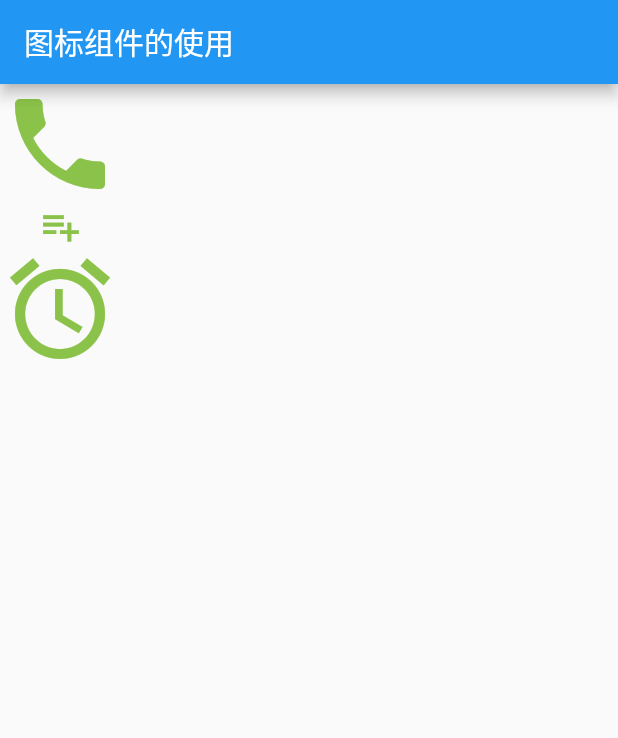
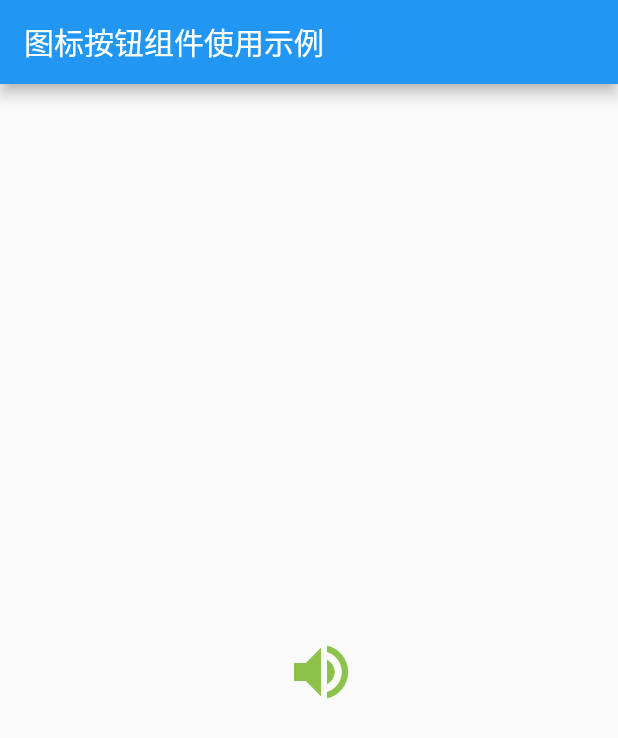
Before and after one commit to zhangjianliu/flutter_demo, a Flutter app: the screen it shows after launch, on a phone screen of 412 x 824 dp. Shown: the top 738 px of the screen. Run offline on Flutter 3.47's test engine with Material 2 defaults, Android fonts, the phone set to English and light mode, and no system bars.

Commit message:
按下按钮组件操作

```diff
--- a/flutter_day01/lib/main.dart
+++ b/flutter_day01/lib/main.dart
@@ -1,34 +1,23 @@
 import 'package:flutter/material.dart';
 
-void main() => runApp(myApp());
+void main() => runApp(new MaterialApp(
+      title: '图标按钮组件示例',
+      home: new LayoutDemo(),
+    ));
 
-class myApp extends StatelessWidget {
-  @override
+class LayoutDemo extends StatelessWidget {
   Widget build(BuildContext context) {
-    return MaterialApp(
-      title: '图标组件的使用',
-      home: Scaffold(
-        appBar: AppBar(
-          title: Text('图标组件的使用'),
-        ),
-        body: new Column(
-          children: <Widget>[
-            new Icon(
-              Icons.phone,
-              color: Colors.lightGreen,
-              size: 80.0,
-            ),
-            new Icon(
-              Icons.playlist_add,
-              color: Colors.lightGreen,
-              size: 30.0,
-            ),
-            new Icon(
-              Icons.access_alarm,
-              color: Colors.lightGreen,
-              size: 80.0,
-            ),
-          ],
+    return new Scaffold(
+      appBar: AppBar(
+        title: Text('图标按钮组件使用示例'),
+      ),
+      body: new Center(
+        child: new IconButton(
+          icon: Icon(Icons.volume_up, size: 48.0, color: Colors.lightGreen),
+          tooltip: '按下操作',
+          onPressed: () {
+            print('按下操作');
+          },
         ),
       ),
     );
```
